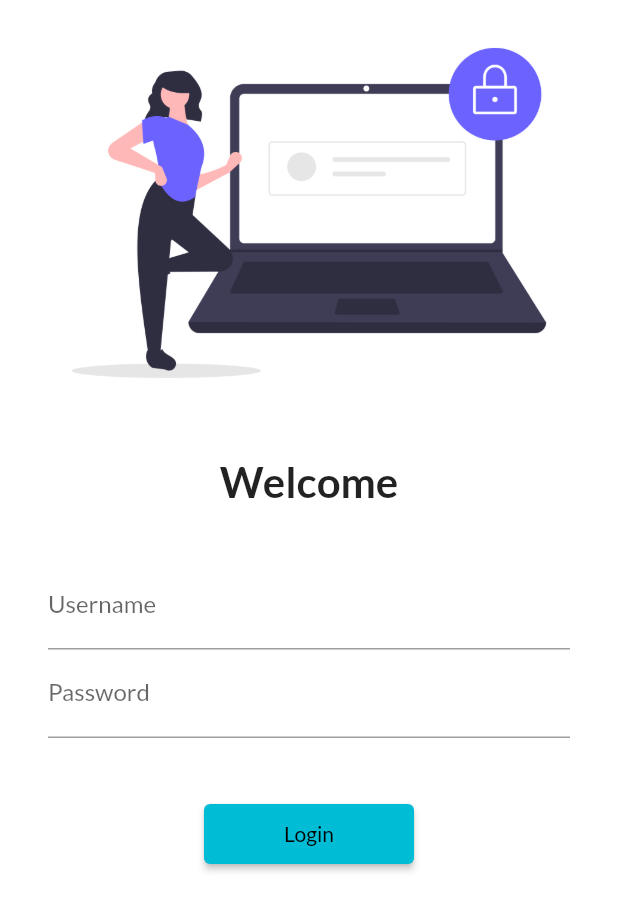
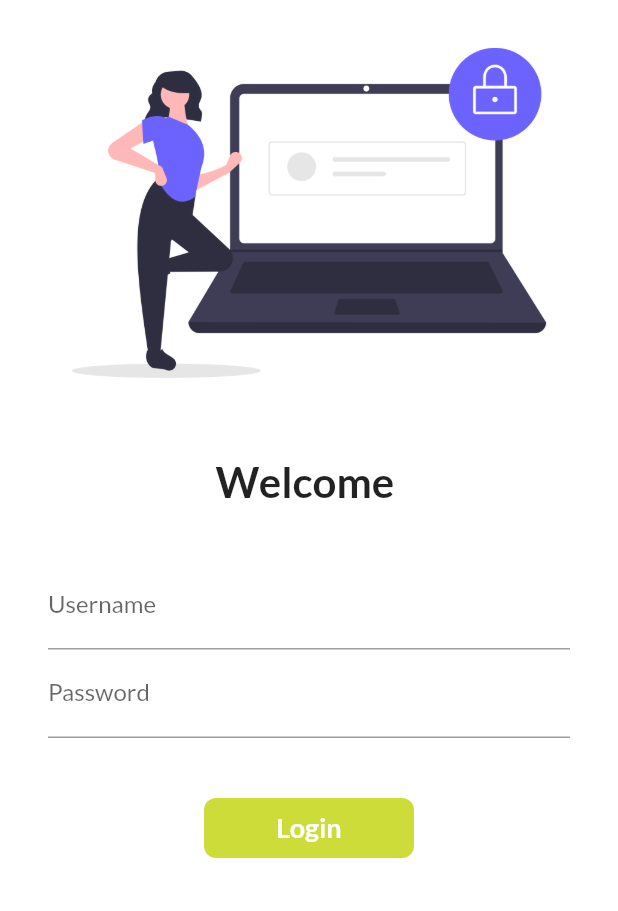
Before and after one commit to SarveshRansubhe/Catalog-App, a Flutter app: the screen it shows after launch, on a phone screen of 412 x 824 dp. Shown: the top 911 px of the screen. Run offline on Flutter 3.47's test engine with Material 2 defaults, Android fonts, the phone set to English and light mode, and no system bars; our stand-ins replace google_fonts.

Commit message:
Day 6 Completed

```diff
--- a/lib/pages/login_page.dart
+++ b/lib/pages/login_page.dart
@@ -1,7 +1,14 @@
 import 'package:flutter/material.dart';
 import 'package:flutter_catelog/utils/routes.dart';
 
-class LoginPage extends StatelessWidget {
+class LoginPage extends StatefulWidget {
+  @override
+  _LoginPageState createState() => _LoginPageState();
+}
+
+class _LoginPageState extends State<LoginPage> {
+  String name = "";
+  bool changeButton = false;
   @override
   Widget build(BuildContext context) {
     return Material(
@@ -16,7 +23,7 @@ class LoginPage extends StatelessWidget {
               SizedBox(
                 height: 20.0,
               ),
-              Text("Welcome",
+              Text("Welcome $name",
                   style: TextStyle(
                     fontSize: 28,
                     fontWeight: FontWeight.bold,
@@ -34,6 +41,10 @@ class LoginPage extends StatelessWidget {
                         hintText: "Enter Username",
                         labelText: "Username",
                       ),
+                      onChanged: (value) {
+                        name = value;
+                        setState(() {});
+                      },
                     ),
                     TextFormField(
                       obscureText: true,
@@ -45,13 +56,43 @@ class LoginPage extends StatelessWidget {
                     SizedBox(
                       height: 40.0,
                     ),
-                    ElevatedButton(
+                    InkWell(
+                      onTap: () async {
+                        setState(() {
+                          changeButton = true;
+                        });
+
+                        await Future.delayed(Duration(seconds: 1));
+                        Navigator.pushNamed(context, MyRoutes.homeRoute);
+                      },
+                      child: AnimatedContainer(
+                        duration: Duration(seconds: 1),
+                        width: changeButton ? 50 : 140,
+                        height: 40,
+                        alignment: Alignment.center,
+                        child: changeButton
+                            ? Icon(Icons.done, color: Colors.white)
+                            : Text(
+                                "Login",
+                                style: TextStyle(
+                                    color: Colors.white,
+                                    fontWeight: FontWeight.bold,
+                                    fontSize: 18),
+                              ),
+                        decoration: BoxDecoration(
+                            color: Colors.lime,
+                            borderRadius:
+                                BorderRadius.circular(changeButton ? 50 : 8)),
+                      ),
+                    ),
+
+                    /*ElevatedButton(
                       onPressed: () {
                         Navigator.pushNamed(context, MyRoutes.homeRoute);
                       },
                       child: Text("Login"),
                       style: TextButton.styleFrom(minimumSize: Size(140, 40)),
-                    ),
+                    )*/
                   ],
                 ),
               ),
```
